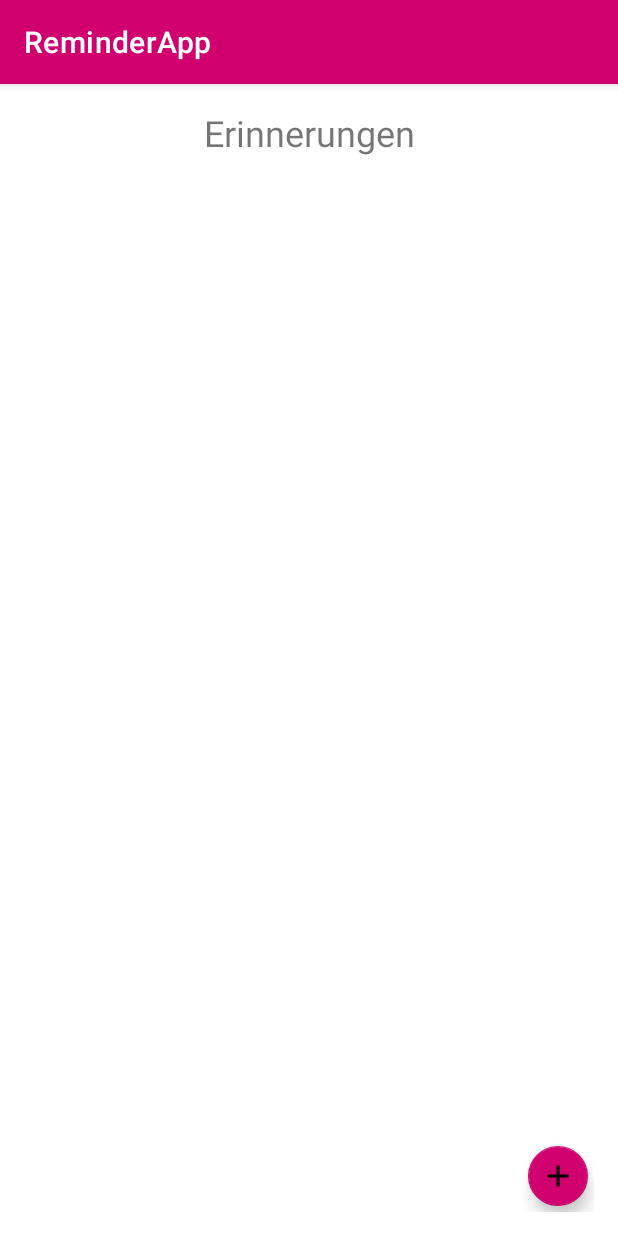
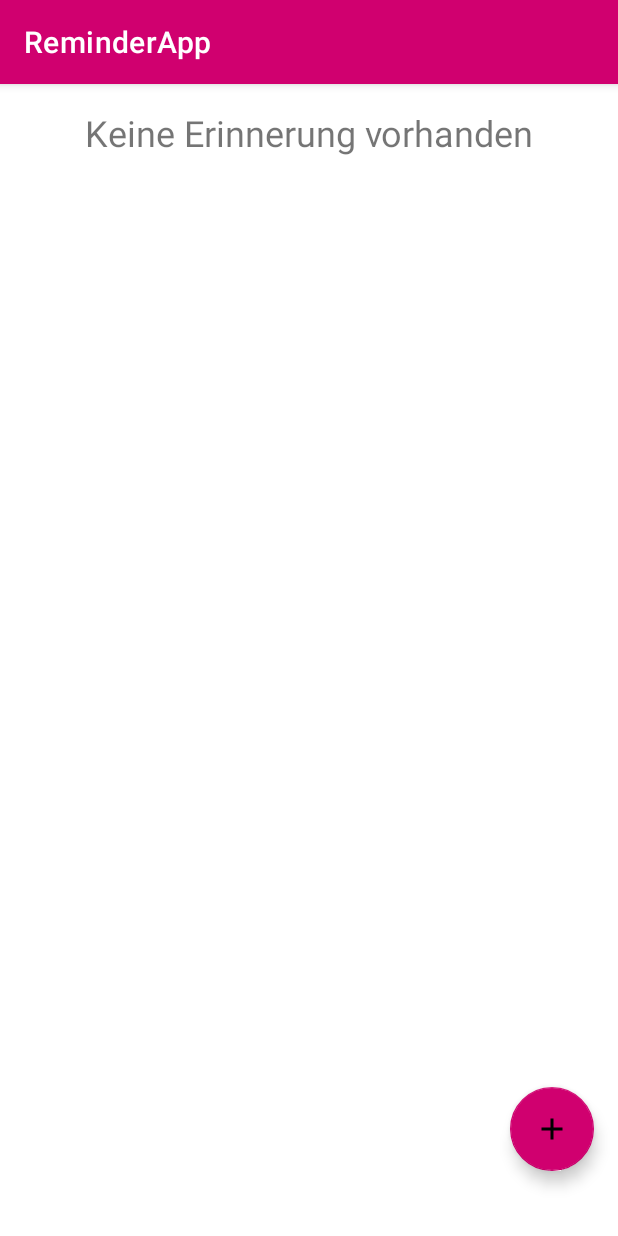
Before and after one commit to ericjodl/ReminderApp, an Android app built with Jetpack Compose: the screen it shows after launch (MainActivity), on a phone screen of 412 x 824 dp. Run offline under Robolectric (Android 15) with nearby library versions, the phone set to English and light mode, and no system bars.

Commit message:
ReminderAdapter erstellt

```diff
--- a/app/src/main/java/com/example/reminderapp/MainActivity.kt
+++ b/app/src/main/java/com/example/reminderapp/MainActivity.kt
@@ -2,24 +2,42 @@ package com.example.reminderapp
 
 import android.content.Intent
 import android.os.Bundle
+import android.widget.Button
+import android.widget.TextView
 import androidx.appcompat.app.AppCompatActivity
+import androidx.recyclerview.widget.LinearLayoutManager
+import androidx.recyclerview.widget.RecyclerView
 import com.example.reminderapp.databinding.ActivityMainBinding
+import com.google.android.material.floatingactionbutton.FloatingActionButton
 
 class MainActivity : AppCompatActivity() {
 
-    private lateinit var binding: ActivityMainBinding
+    private lateinit var recyclerView: RecyclerView
+    private lateinit var adapter: ReminderAdapter
 
     override fun onCreate(savedInstanceState: Bundle?) {
         super.onCreate(savedInstanceState)
+        setContentView(R.layout.activity_main)
 
-        // Verwende View Binding für activity_main.xml
-        binding = ActivityMainBinding.inflate(layoutInflater)
-        setContentView(binding.root)
+        recyclerView = findViewById(R.id.recyclerViewReminder)
+        val btnCreateReminder = findViewById<FloatingActionButton>(R.id.fabAddReminder)
 
-        // Button- oder FAB-Klicklistener zum Starten der CreateReminderActivity
-        binding.fabAddReminder.setOnClickListener {
+        // Adapter initialisieren
+        adapter = ReminderAdapter(mutableListOf())
+        recyclerView.layoutManager = LinearLayoutManager(this)
+        recyclerView.adapter = adapter
+
+        btnCreateReminder.setOnClickListener {
             val intent = Intent(this, CreateReminderActivity::class.java)
-            startActivity(intent)
+            startActivityForResult(intent, 1)
+        }
+    }
+
+    override fun onActivityResult(requestCode: Int, resultCode: Int, data: Intent?) {
+        super.onActivityResult(requestCode, resultCode, data)
+        if (requestCode == 1 && resultCode == RESULT_OK) {
+            val reminderText = data?.getStringExtra("REMINDER_TEXT") ?: return
+            adapter.updateData(reminderText) // Hier fügen wir die neue Erinnerung hinzu
         }
     }
 }
--- a/app/src/main/res/drawable/ic_add.xml
+++ b/app/src/main/res/drawable/ic_add.xml
@@ -1,5 +1,8 @@
-<vector xmlns:android="http://schemas.android.com/apk/res/android" android:height="24dp" android:tint="#000000" android:viewportHeight="24" android:viewportWidth="24" android:width="24dp">
+<vector xmlns:android="http://schemas.android.com/apk/res/android"
+    android:width="24dp"
+    android:height="24dp"
+    android:viewportHeight="24"
+    android:viewportWidth="24">
 
-    <path android:fillColor="@android:color/white" android:pathData="M19,13h-6v6h-2v-6H5v-2h6V5h2v6h6v2z"/>
-
+    <path android:fillColor="@android:color/black" android:pathData="M19,13h-6v6h-2v-6H5v-2h6V5h2v6h6v2z"/>
 </vector>
--- a/app/src/main/res/layout/activity_main.xml
+++ b/app/src/main/res/layout/activity_main.xml
@@ -1,6 +1,5 @@
 <?xml version="1.0" encoding="utf-8"?>
-<androidx.constraintlayout.widget.ConstraintLayout
-    xmlns:android="http://schemas.android.com/apk/res/android"
+<androidx.constraintlayout.widget.ConstraintLayout xmlns:android="http://schemas.android.com/apk/res/android"
     xmlns:app="http://schemas.android.com/apk/res-auto"
     xmlns:tools="http://schemas.android.com/tools"
     android:layout_width="match_parent"
@@ -12,42 +11,43 @@
         android:id="@+id/tvTitle"
         android:layout_width="wrap_content"
         android:layout_height="wrap_content"
-        android:text="Erinnerungen"
+        android:layout_marginTop="16dp"
+        android:text="Keine Erinnerung vorhanden"
         android:textSize="24sp"
-        android:layout_marginTop="16dp"
-        app:layout_constraintTop_toTopOf="parent"
+        app:layout_constraintEnd_toEndOf="parent"
         app:layout_constraintStart_toStartOf="parent"
-        app:layout_constraintEnd_toEndOf="parent" />
+        app:layout_constraintTop_toTopOf="parent" />
 
     <!-- RecyclerView für die Erinnerungs-Liste -->
-    <androidx.recyclerview.widget.RecyclerView
-        android:id="@+id/recyclerViewReminders"
-        android:layout_width="0dp"
-        android:layout_height="0dp"
-        android:layout_margin="16dp"
-        app:layout_constraintTop_toBottomOf="@id/tvTitle"
-        app:layout_constraintBottom_toTopOf="@id/fabContainer"
-        app:layout_constraintStart_toStartOf="parent"
-        app:layout_constraintEnd_toEndOf="parent" />
+
 
     <!-- FrameLayout als Container für FloatingActionButton, um das Touch-Ziel zu vergrößern -->
-    <FrameLayout
-        android:id="@+id/fabContainer"
-        android:layout_width="48dp"
-        android:layout_height="48dp"
-        app:layout_constraintBottom_toBottomOf="parent"
-        app:layout_constraintEnd_toEndOf="parent"
-        android:layout_margin="16dp">
 
-        <!-- Floating Action Button zum Hinzufügen einer neuen Erinnerung -->
+    <androidx.recyclerview.widget.RecyclerView
+        android:id="@+id/recyclerViewReminder"
+        android:layout_width="match_parent"
+        android:layout_height="match_parent"
+        tools:layout_editor_absoluteX="0dp"
+        tools:layout_editor_absoluteY="0dp" />
+
     <com.google.android.material.floatingactionbutton.FloatingActionButton
         android:id="@+id/fabAddReminder"
         android:layout_width="wrap_content"
         android:layout_height="wrap_content"
+        android:layout_margin="16dp"
+        android:layout_marginStart="339dp"
+        android:layout_marginTop="604dp"
+        android:layout_marginEnd="33dp"
+        android:layout_marginBottom="659dp"
         android:contentDescription="Add Reminder"
+        android:scaleType="center"
         android:src="@drawable/ic_add"
         app:backgroundTint="@color/purple_500"
-            app:fabSize="mini" /> <!-- Kleinere Größe für FAB -->
-    </FrameLayout>
+        app:layout_constraintBottom_toBottomOf="parent"
+        app:layout_constraintEnd_toEndOf="parent"
+        app:layout_constraintHorizontal_bias="1.0"
+        app:layout_constraintStart_toStartOf="parent"
+        app:layout_constraintTop_toTopOf="parent"
+        app:layout_constraintVertical_bias="0.96" />
 
 </androidx.constraintlayout.widget.ConstraintLayout>
```
Also changed, not shown: app/src/main/java/com/example/reminderapp/CreateReminderActivity.kt (+17 -10 lines), app/src/main/java/com/example/reminderapp/ReminderAdapter.kt (added, +33 -0 lines), app/src/main/res/layout/item_reminder.xml (added, +16 -0 lines). Lines whose indentation alone changed are shown as unchanged.
